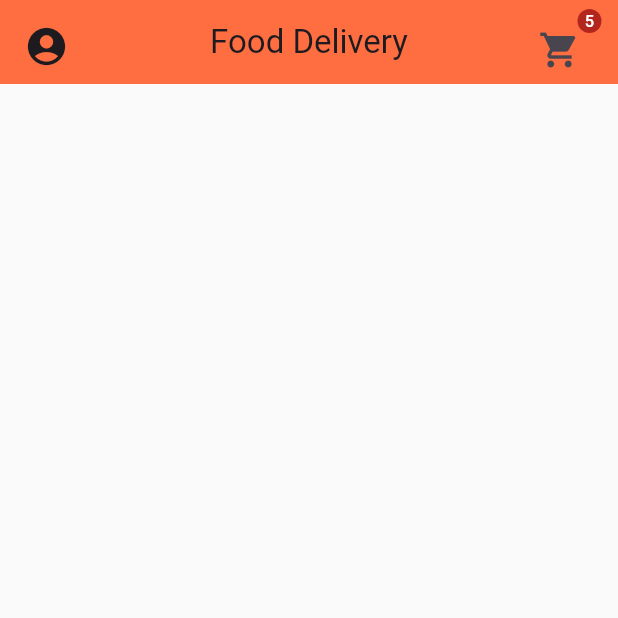
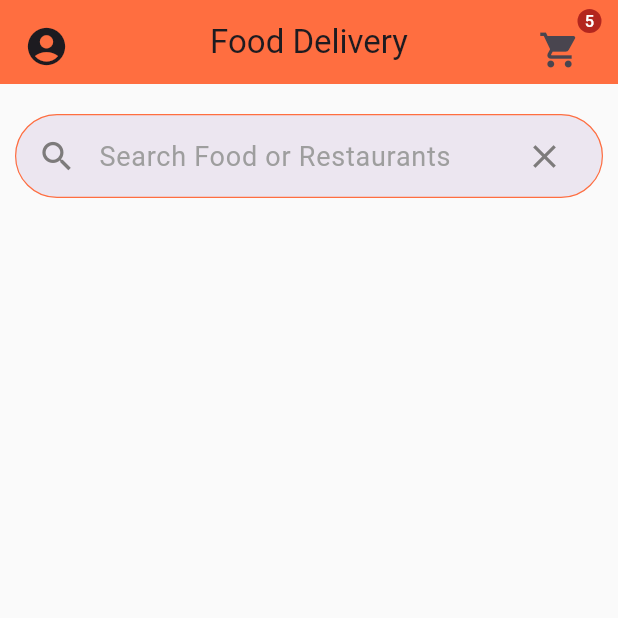
Before and after one commit to ssuvam-dev/food_delivery_app, a Flutter app: the screen it shows after launch, on a phone screen of 412 x 824 dp, the top half of it. Run offline on Flutter 3.47's test engine with Material 3 defaults, Android fonts, the light colour scheme and no system bars.

Commit message:
added search bar

```diff
--- a/lib/main.dart
+++ b/lib/main.dart
@@ -1,5 +1,5 @@
 import 'package:flutter/material.dart';
-import 'package:tryfooddeliveryapp/screens/home_screen.dart';
+import 'package:tryfooddeliveryapp/screens/home/views/home_screen.dart';
 
 void main() {
   runApp(const MyApp());
@@ -17,6 +17,6 @@ class MyApp extends StatelessWidget {
         theme: ThemeData(
           scaffoldBackgroundColor: Colors.grey[50]
         ),
-        home: const HomeScreen());
+        home:  HomeScreen());
   }
 }
--- /dev/null
+++ b/lib/screens/home/components/search_bar_component.dart
@@ -0,0 +1,55 @@
+import 'package:flutter/material.dart';
+
+class CustomSearchBar extends StatefulWidget {
+  const CustomSearchBar({super.key});
+
+  @override
+  State<CustomSearchBar> createState() => _CustomSearchBarState();
+}
+
+class _CustomSearchBarState extends State<CustomSearchBar> {
+    TextEditingController textEditingController = TextEditingController();
+
+  @override
+  Widget build(BuildContext context) {
+    return SearchBar(
+        padding: const MaterialStatePropertyAll(EdgeInsets.symmetric(horizontal: 15.0)),
+          controller: textEditingController,
+          hintText: "Search Food or Restaurants",
+          leading: const Icon(
+            Icons.search,
+            size: 26.0,
+            color: Color.fromARGB(255, 125, 123, 123),
+          ),
+          // padding: const MaterialStatePropertyAll(EdgeInsets.all(10.0)),
+          elevation: const MaterialStatePropertyAll(0.0),
+          hintStyle:
+              const MaterialStatePropertyAll(TextStyle(color: Colors.grey,fontSize: 18.0)),
+          textStyle: const MaterialStatePropertyAll(TextStyle(fontSize: 18.0)),
+          trailing: [
+            IconButton(
+              onPressed: () {
+                textEditingController.text="";
+              },
+              icon: const Icon(
+                Icons.close,
+                size: 26.0,
+                color: Color.fromARGB(255, 125, 123, 123),
+              ),
+            )
+          ],
+
+          shape: const MaterialStatePropertyAll(
+            RoundedRectangleBorder(
+              side: BorderSide(
+                width: 0.8,
+                color: Colors.deepOrangeAccent
+              ),
+              borderRadius: BorderRadius.all(Radius.circular(30.0)),
+              ),
+
+
+          ),
+        );
+  }
+}
--- a/lib/screens/home_screen.dart
+++ b/lib/screens/home/views/home_screen.dart
@@ -1,13 +1,13 @@
+import 'dart:math';
+
 import 'package:flutter/material.dart';
+import 'package:tryfooddeliveryapp/screens/home/components/search_bar_component.dart';
 
-class HomeScreen extends StatefulWidget {
-  const HomeScreen({super.key});
+class HomeScreen extends StatelessWidget {
+   HomeScreen({super.key});
 
-  @override
-  State<HomeScreen> createState() => _HomeScreenState();
-}
+  TextEditingController textEditingController = TextEditingController();
 
-class _HomeScreenState extends State<HomeScreen> {
   @override
   Widget build(BuildContext context) {
     return Scaffold(
@@ -27,22 +27,29 @@ class _HomeScreenState extends State<HomeScreen> {
         centerTitle: true,
         actions: [
           Padding(
-            padding: const EdgeInsets.only(top: 10.0,right: 15.0),
+            padding: const EdgeInsets.only(top: 10.0, right: 15.0),
             child: Badge(
               alignment: Alignment.topRight,
               label: const Text("5"),
-              child:IconButton(
-              onPressed: (){},
-              icon:const Icon(
-                Icons.shopping_cart,
-                size: 28.0,
+              child: IconButton(
+                onPressed: () {},
+                icon: const Icon(
+                  Icons.shopping_cart,
+                  size: 28.0,
                 ),
-            ) ,
+              ),
             ),
           ),
-
+        ],
+      ),
+      body: ListView(
+        padding: const EdgeInsets.symmetric(horizontal: 10.0,vertical: 20.0),
+        children: const[
+           CustomSearchBar(),
         ],
       ),
     );
   }
+
+
 }
```
